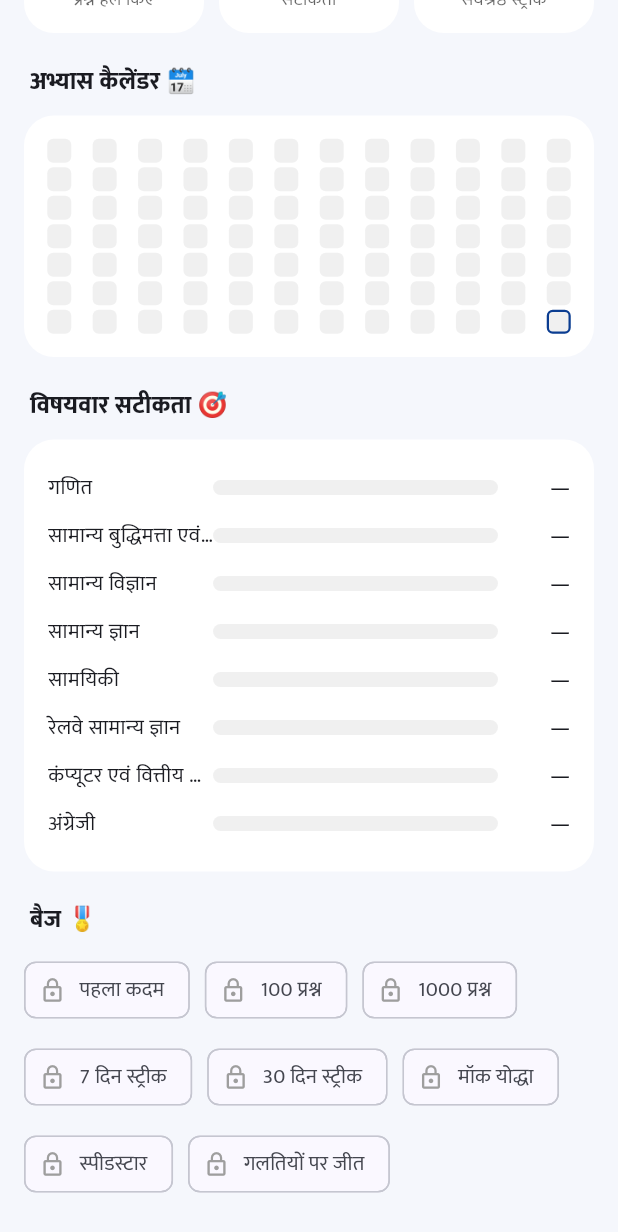
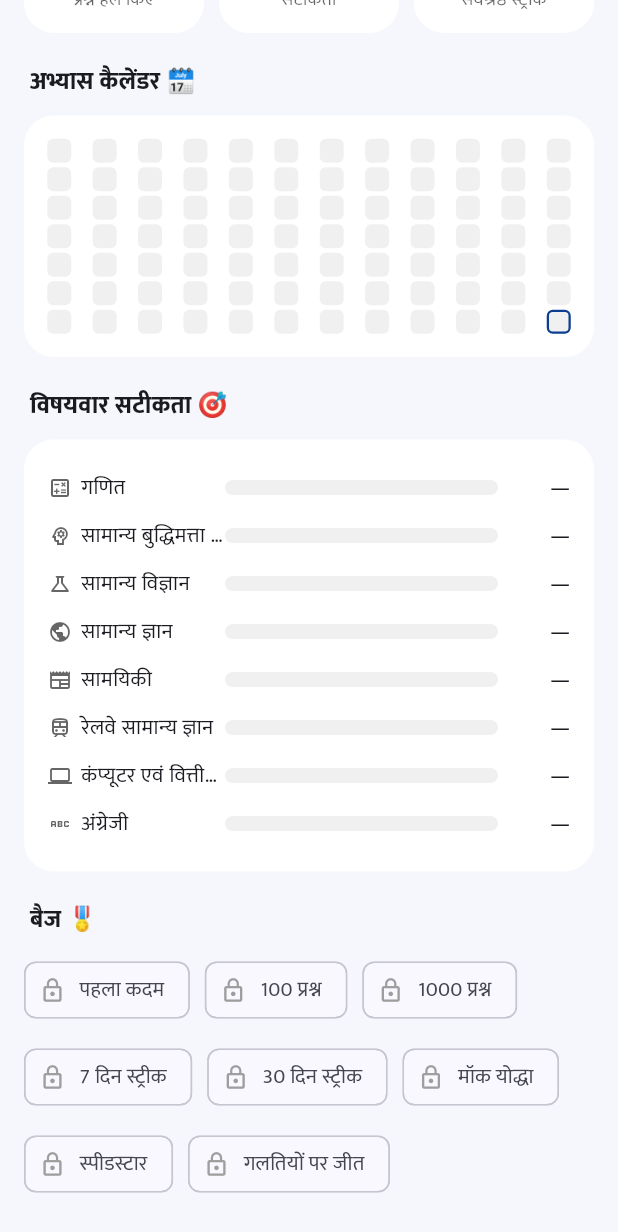
Before and after one commit to aniketbabar97-commits/MahaPariksha, a Flutter app: the ProgressScreen widget shown alone on an empty page, opened directly, scrolled down 344 dp, on a phone screen of 412 x 824 dp. Shown: the top 1232 px of the screen. Run offline on Flutter 3.47's test engine with Material 3 defaults, Android fonts, the phone set to English and light mode, and no system bars; our stand-ins replace flutter_local_notifications, share_plus, timezone.

Commit message:
RailPariksha: delight pass — animated stats/bars, subject icons, haptics
- progress_screen.dart: _Stat tiles count up via TweenAnimationBuilder (700ms
  easeOutCubic), per-subject accuracy bars animate fill instead of snapping,
  subject rows now show subjectIcon().
- revise_screen.dart: hero review card gained an animated mastery bar
  (learned/cards.length); haptic selectionClick() added to every previously
  silent tappable card (hero, mistake book, saved questions, subject notes
  tiles, per-subject flashcard rows).
- me_screen.dart: haptic selectionClick() on daily-goal segmented button,
  reminders switch, and language segmented button.

Verified by hand (no Flutter SDK in this sandbox): traced Spacing.md and
subjectIcon() to their real definitions in core/theme.dart, confirmed
matching signatures/usage elsewhere (search_screen.dart already uses
subjectIcon the same way), and read the full diff end-to-end for brace/paren
balance. today_screen.dart, reel_screen.dart, celebrate.dart, and
flashcard_screen.dart intentionally left untouched (already match house
style).

Co-Authored-By: Claude Sonnet 5 <noreply@anthropic.com>
Claude-Session: https://claude.ai/code/session_01T9442ta7HcxGi7RPfPaS6U

```diff
--- a/railpariksha/app/lib/screens/progress_screen.dart
+++ b/railpariksha/app/lib/screens/progress_screen.dart
@@ -1,4 +1,5 @@
 import 'package:flutter/material.dart';
+import 'package:flutter/services.dart';
 import 'package:share_plus/share_plus.dart';
 
 import '../core/app_scope.dart';
@@ -33,7 +34,10 @@ class ProgressScreen extends StatelessWidget {
           OutlinedButton.icon(
             icon: const Icon(Icons.ios_share, size: 18),
             label: Text(context.tr('साप्ताहिक कार्ड 🗓️', 'Weekly card 🗓️')),
-            onPressed: () => _shareWeeklyCard(context, p, lang),
+            onPressed: () {
+              HapticFeedback.selectionClick();
+              _shareWeeklyCard(context, p, lang);
+            },
           ),
         ]),
         const SizedBox(height: 16),
@@ -80,17 +84,24 @@ class ProgressScreen extends StatelessWidget {
                   return Padding(
                     padding: const EdgeInsets.symmetric(vertical: 6),
                     child: Row(children: [
-                      SizedBox(width: 110, child: Text(sub.name.of(lang), overflow: TextOverflow.ellipsis)),
+                      Icon(subjectIcon(sub.icon), size: 16, color: Theme.of(context).hintColor),
+                      const SizedBox(width: 6),
+                      SizedBox(width: 96, child: Text(sub.name.of(lang), overflow: TextOverflow.ellipsis)),
                       Expanded(
                         child: ClipRRect(
                           borderRadius: BorderRadius.circular(6),
-                          child: LinearProgressIndicator(
-                            value: acc ?? 0,
+                          child: TweenAnimationBuilder<double>(
+                            tween: Tween(begin: 0, end: acc ?? 0),
+                            duration: const Duration(milliseconds: 700),
+                            curve: Curves.easeOutCubic,
+                            builder: (context, v, _) => LinearProgressIndicator(
+                              value: v,
                               minHeight: 10,
                               backgroundColor: Colors.grey.withValues(alpha: 0.15),
                               color: acc == null
                                   ? Colors.transparent
                                   : (acc >= 0.7 ? BrandColors.correct : (acc >= 0.4 ? BrandColors.saffron : BrandColors.wrong)),
+                            ),
                           ),
                         ),
                       ),
@@ -167,20 +178,39 @@ class _Stat extends StatelessWidget {
   final IconData icon;
   const _Stat({required this.value, required this.label, required this.icon});
 
+  /// Parses a leading integer off [value] (e.g. "42" or "87%") so it can be
+  /// counted up; the remaining suffix (like "%") is preserved as-is.
+  (int, String)? _numeric() {
+    final m = RegExp(r'^(\d+)(.*)$').firstMatch(value);
+    if (m == null) return null;
+    return (int.parse(m.group(1)!), m.group(2)!);
+  }
+
   @override
-  Widget build(BuildContext context) => Expanded(
+  Widget build(BuildContext context) {
+    final parsed = _numeric();
+    return Expanded(
       child: Card(
         child: Padding(
           padding: const EdgeInsets.symmetric(vertical: 14, horizontal: 8),
           child: Column(children: [
             Icon(icon, color: BrandColors.saffron),
             const SizedBox(height: 4),
-              Text(value, style: const TextStyle(fontSize: 22, fontWeight: FontWeight.w900)),
+            parsed == null
+                ? Text(value, style: const TextStyle(fontSize: 22, fontWeight: FontWeight.w900))
+                : TweenAnimationBuilder<double>(
+                    tween: Tween(begin: 0, end: parsed.$1.toDouble()),
+                    duration: const Duration(milliseconds: 700),
+                    curve: Curves.easeOutCubic,
+                    builder: (context, v, _) => Text('${v.round()}${parsed.$2}',
+                        style: const TextStyle(fontSize: 22, fontWeight: FontWeight.w900)),
+                  ),
             Text(label, textAlign: TextAlign.center, style: TextStyle(fontSize: 12, color: Theme.of(context).hintColor)),
           ]),
         ),
       ),
     );
+  }
 }
 
 class _Heatmap extends StatelessWidget {
```
Also changed, not shown: railpariksha/app/lib/screens/me_screen.dart (+10 -2 lines), railpariksha/app/lib/screens/revise_screen.dart (+45 -6 lines). Lines whose indentation alone changed are shown as unchanged.
